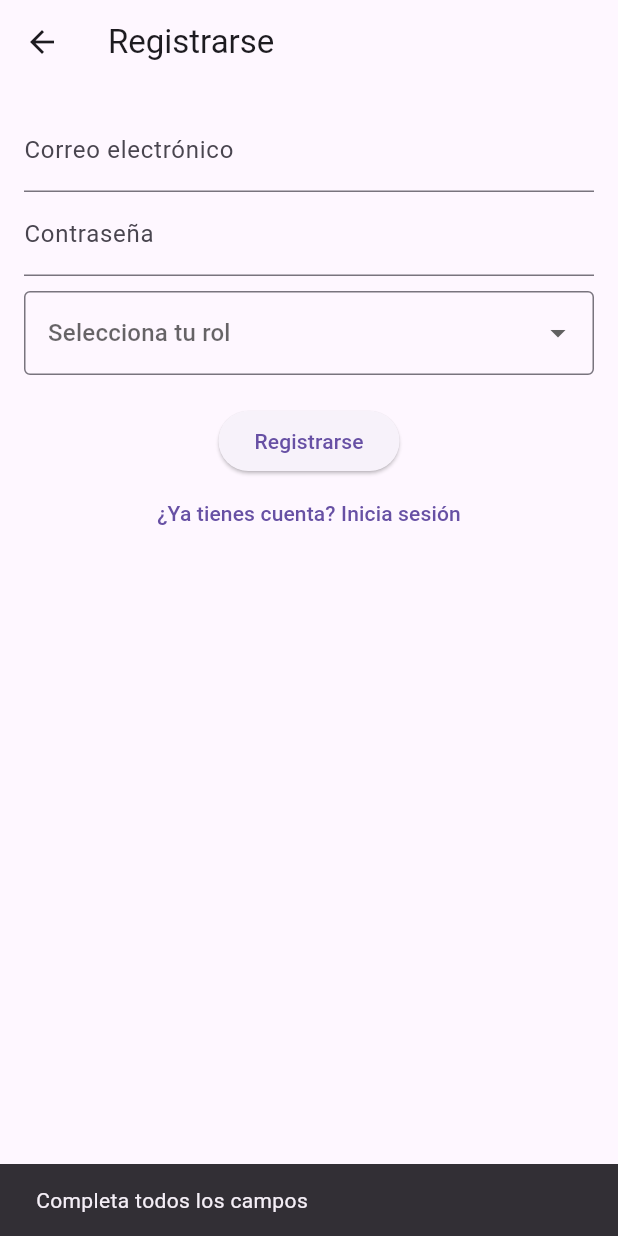
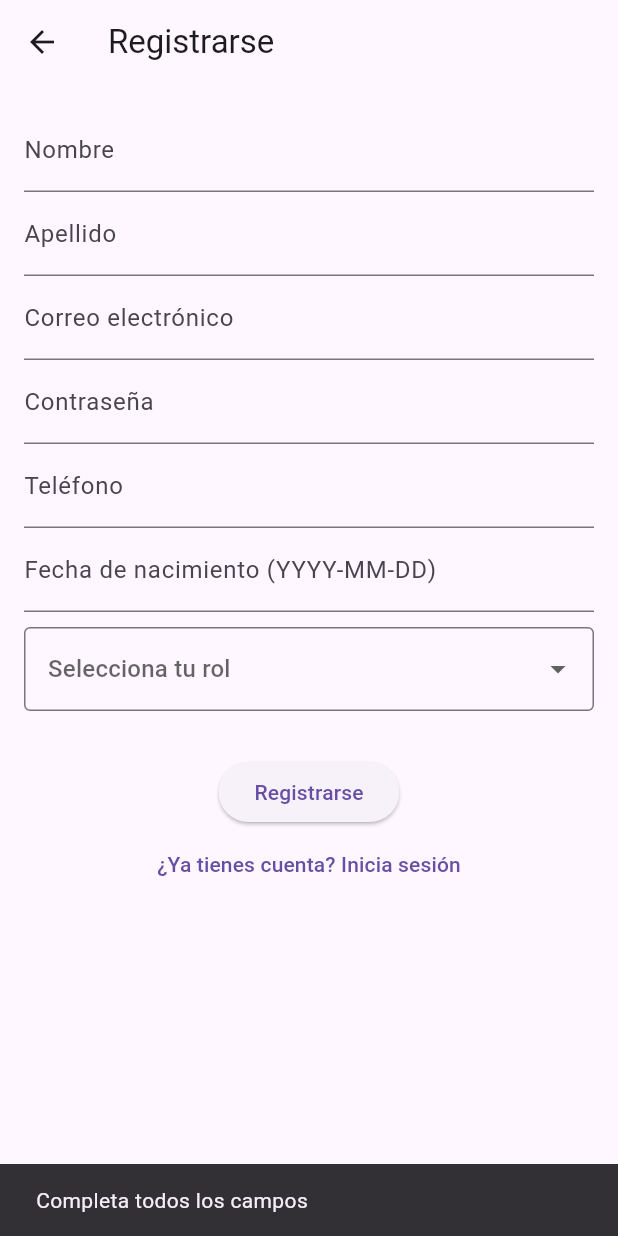
Before and after one commit to tjqqaa/ITAPP, a Flutter app: the SignUpScreen screen opened directly, after a tap on "Registrarse", on a phone screen of 412 x 824 dp. Run offline on Flutter 3.47's test engine with Material 3 defaults, Android fonts, the phone set to English and light mode, and no system bars; our stand-ins replace flutter_local_notifications, timezone.

Commit message:
sign up screen with api not working

```diff
--- a/lib/views/authenthication/signup_screen.dart
+++ b/lib/views/authenthication/signup_screen.dart
@@ -4,6 +4,8 @@ import 'package:project/views/patients/patient_home_screen.dart';
 import 'package:project/views/doctors/doctor_home_screen.dart';
 import 'package:project/models/patient.dart';
 import 'package:project/models/doctor.dart';
+import 'package:http/http.dart' as http;
+import 'dart:convert';
 
 class SignUpScreen extends StatefulWidget {
   const SignUpScreen({super.key});
@@ -16,44 +18,99 @@ class _SignUpScreenState extends State<SignUpScreen> {
   String? _selectedRole;
   final _emailController = TextEditingController();
   final _passwordController = TextEditingController();
+  final _nameController = TextEditingController();
+  final _surnameController = TextEditingController();
+  final _phoneController = TextEditingController();
+  final _dobController = TextEditingController();
+  final _specializationController = TextEditingController(); // only for doctor
+  final _emergencyContactController = TextEditingController(); // only for patient
 
-  void _register() {
+  final String baseUrl = "https://healtrack-app-backend.azurewebsites.net/";
+
+  Future<void> _register() async {
     final email = _emailController.text.trim();
     final password = _passwordController.text.trim();
+    final name = _nameController.text.trim();
+    final surname = _surnameController.text.trim();
+    final phone = _phoneController.text.trim();
+    final dob = _dobController.text.trim();
 
-    if (_selectedRole == null || email.isEmpty || password.isEmpty) {
+    if (_selectedRole == null ||
+        email.isEmpty ||
+        password.isEmpty ||
+        name.isEmpty ||
+        surname.isEmpty ||
+        phone.isEmpty ||
+        dob.isEmpty ||
+        (_selectedRole == 'Doctor' && _specializationController.text.trim().isEmpty) ||
+        (_selectedRole == 'Paciente' && _emergencyContactController.text.trim().isEmpty)) {
       ScaffoldMessenger.of(context).showSnackBar(
         const SnackBar(content: Text('Completa todos los campos')),
       );
       return;
     }
 
+    try {
       if (_selectedRole == 'Paciente') {
-      final patient = Patient(
-        id: '1',
-        name: 'NombrePaciente',
-        surname: 'ApellidoPaciente',
-        email: email,
-        dateOfBirth: DateTime(1995, 1, 1),
+        final response = await http.post(
+          Uri.parse("${baseUrl}patients/"),
+          headers: {'Content-Type': 'application/json'},
+          body: jsonEncode({
+            "name": name,
+            "surname": surname,
+            "email": email,
+            "phoneNumber": phone,
+            "dateOfBirth": dob,
+            "mood": "Neutral",
+            "emergencyContact": _emergencyContactController.text.trim(),
+            "healthPoints": 0,
+            "doctor": 0,
+          }),
         );
 
+        if (response.statusCode == 201 || response.statusCode == 200) {
+          final data = jsonDecode(response.body);
+          final patient = Patient.fromMap(data);
           Navigator.pushReplacement(
             context,
-        MaterialPageRoute(builder: (context) => PatientHomeScreen(patient: patient)),
+            MaterialPageRoute(builder: (_) => PatientHomeScreen(patient: patient)),
           );
+        } else {
+          throw Exception('Error al registrar paciente. Código: ${response.statusCode}');
+        }
       } else if (_selectedRole == 'Doctor') {
-      final doctor = Doctor(
-        id: '2',
-        name: 'NombreDoctor',
-        surname: 'ApellidoDoctor',
-        email: email,
-        dateOfBirth: DateTime(1980, 1, 1),
-        specialization: 'Medicina General',
+        final response = await http.post(
+          Uri.parse("${baseUrl}doctors/"),
+          headers: {'Content-Type': 'application/json'},
+          body: jsonEncode({
+            "name": name,
+            "surname": surname,
+            "email": email,
+            "phoneNumber": phone,
+            "dateOfBirth": dob,
+            "specialization": _specializationController.text.trim(),
+            "doctor": 0,
+          }),
         );
 
+        if (response.statusCode == 201 || response.statusCode == 200) {
+          final data = jsonDecode(response.body);
+          final doctor = Doctor.fromMap(data);
           Navigator.pushReplacement(
             context,
-        MaterialPageRoute(builder: (context) => DoctorHomeScreen(doctor: doctor)),
+            MaterialPageRoute(builder: (_) => DoctorHomeScreen(doctor: doctor)),
+          );
+        } else {
+          // Imprimir el cuerpo de la respuesta para saber más sobre el error
+          print("Error al registrar doctor. Código: ${response.statusCode}");
+          print("Respuesta del servidor: ${response.body}");
+          throw Exception('Error al registrar doctor. Código: ${response.statusCode}');
+        }
+
+      }
+    } catch (e) {
+      ScaffoldMessenger.of(context).showSnackBar(
+        SnackBar(content: Text('Registro fallido: $e')),
       );
     }
   }
@@ -62,19 +119,16 @@ class _SignUpScreenState extends State<SignUpScreen> {
   Widget build(BuildContext context) {
     return Scaffold(
       appBar: AppBar(title: const Text('Registrarse')),
-      body: Padding(
+      body: SingleChildScrollView(
         padding: const EdgeInsets.all(16.0),
         child: Column(
           children: [
-            TextField(
-              controller: _emailController,
-              decoration: const InputDecoration(labelText: 'Correo electrónico'),
-            ),
-            TextField(
-              controller: _passwordController,
-              obscureText: true,
-              decoration: const InputDecoration(labelText: 'Contraseña'),
-            ),
+            TextField(controller: _nameController, decoration: const InputDecoration(labelText: 'Nombre')),
+            TextField(controller: _surnameController, decoration: const InputDecoration(labelText: 'Apellido')),
+            TextField(controller: _emailController, decoration: const InputDecoration(labelText: 'Correo electrónico')),
+            TextField(controller: _passwordController, obscureText: true, decoration: const InputDecoration(labelText: 'Contraseña')),
+            TextField(controller: _phoneController, decoration: const InputDecoration(labelText: 'Teléfono')),
+            TextField(controller: _dobController, decoration: const InputDecoration(labelText: 'Fecha de nacimiento (YYYY-MM-DD)')),
             const SizedBox(height: 10),
             DropdownButtonFormField<String>(
               value: _selectedRole,
@@ -90,6 +144,17 @@ class _SignUpScreenState extends State<SignUpScreen> {
               },
               decoration: const InputDecoration(border: OutlineInputBorder()),
             ),
+            const SizedBox(height: 10),
+            if (_selectedRole == 'Paciente')
+              TextField(
+                controller: _emergencyContactController,
+                decoration: const InputDecoration(labelText: 'Contacto de emergencia'),
+              ),
+            if (_selectedRole == 'Doctor')
+              TextField(
+                controller: _specializationController,
+                decoration: const InputDecoration(labelText: 'Especialización'),
+              ),
             const SizedBox(height: 20),
             ElevatedButton(
               onPressed: _register,
@@ -97,10 +162,7 @@ class _SignUpScreenState extends State<SignUpScreen> {
             ),
             TextButton(
               onPressed: () {
-                Navigator.push(
-                  context,
-                  MaterialPageRoute(builder: (context) => const LoginScreen()),
-                );
+                Navigator.push(context, MaterialPageRoute(builder: (_) => const LoginScreen()));
               },
               child: const Text('¿Ya tienes cuenta? Inicia sesión'),
             ),
--- a/pubspec.yaml
+++ b/pubspec.yaml
@@ -32,7 +32,7 @@ dependencies:
     sdk: flutter
   flutter_local_notifications: ^19.1.0
   timezone: ^0.10.0
-
+  http: ^1.3.0
   # The following adds the Cupertino Icons font to your application.
   # Use with the CupertinoIcons class for iOS style icons.
   cupertino_icons: ^1.0.8
```
Also changed, not shown: pubspec.lock. Lines whose indentation alone changed are shown as unchanged.
